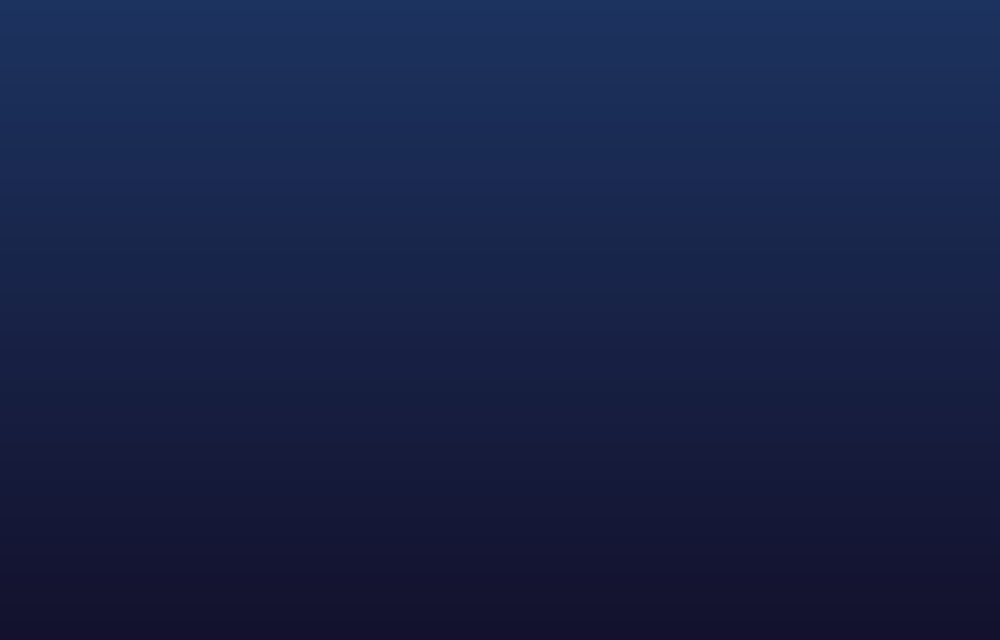
Before: the Qt Designer form Qt/coursevisualize.ui in KerollosRady/University-mangament-system, drawn with Qt 5.
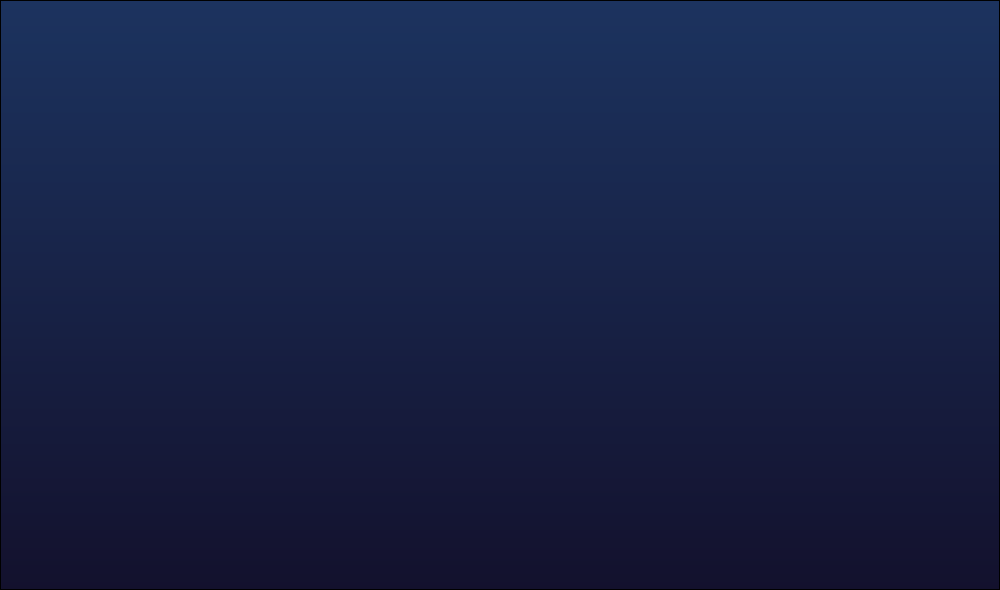
After: the same form once the commit is applied.

```diff
--- a/Qt/coursevisualize.ui
+++ b/Qt/coursevisualize.ui
@@ -7,7 +7,7 @@
     <x>0</x>
     <y>0</y>
     <width>1000</width>
-    <height>640</height>
+    <height>590</height>
    </rect>
   </property>
   <property name="windowTitle">
@@ -19,6 +19,16 @@
 background: qlineargradient(x1:0, y1:0, x2:0, y2:1, stop:0 #1c335f, stop:1 #13112d);
 </string>
   </property>
+  <widget class="QGraphicsView" name="graphicsView">
+   <property name="geometry">
+    <rect>
+     <x>0</x>
+     <y>0</y>
+     <width>1000</width>
+     <height>590</height>
+    </rect>
+   </property>
+  </widget>
  </widget>
  <resources/>
  <connections/>
```
